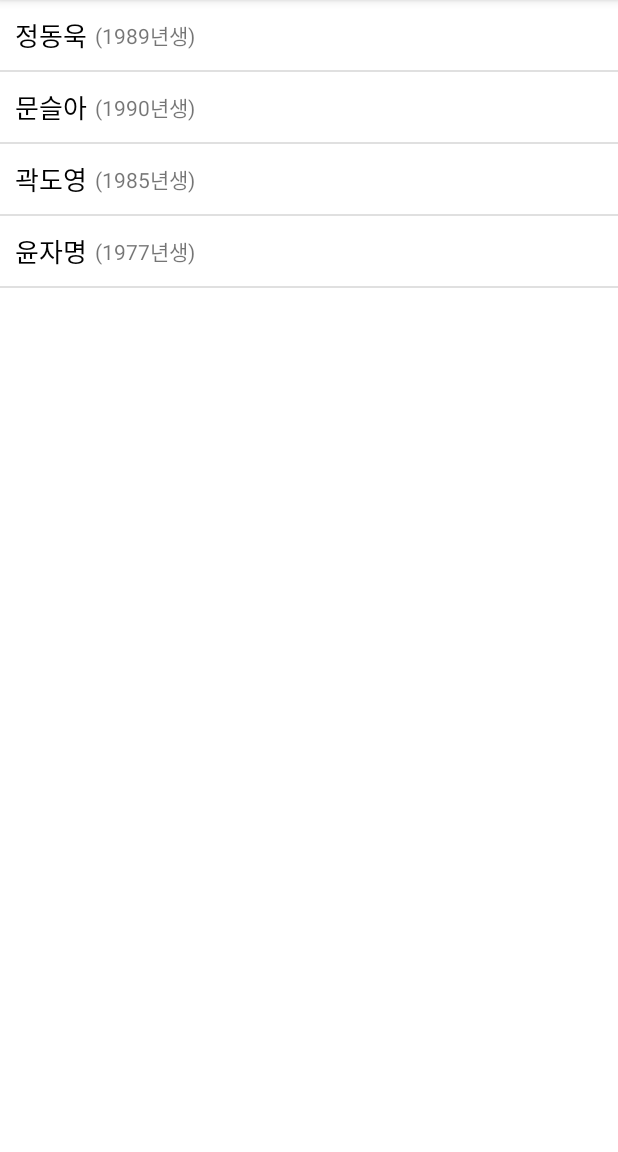
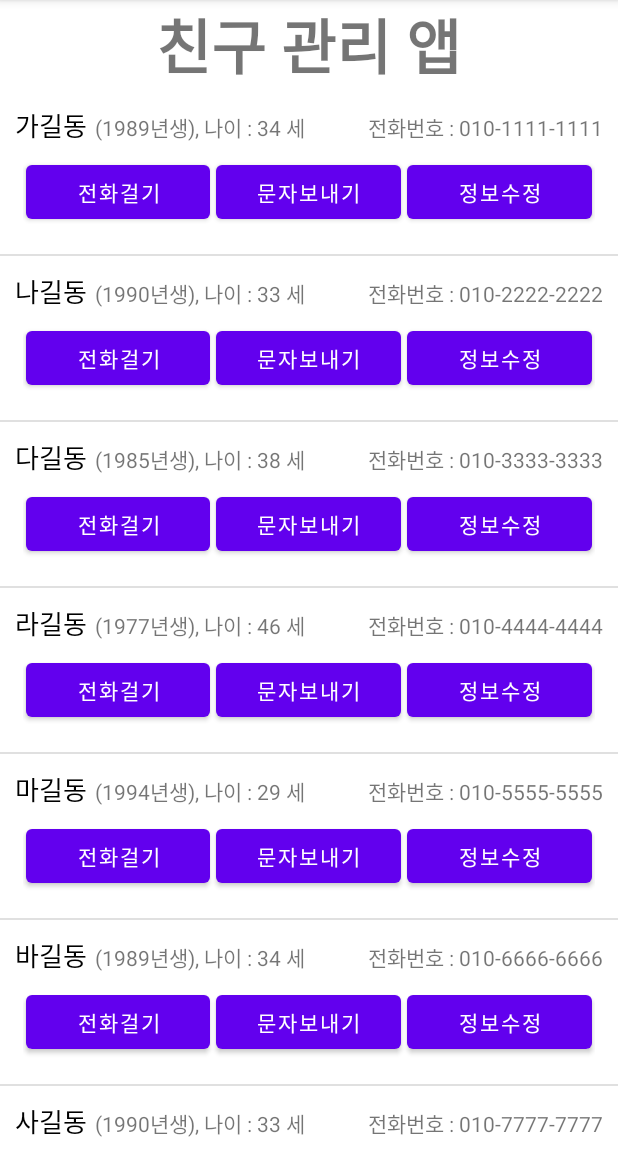
Before and after one commit to JDWdonga21/ListviewPractice_DW, an Android app: the screen it shows after launch (MainActivity), on a phone screen of 412 x 824 dp, the part 84-1236 px from its top. Run offline under Robolectric (Android 15) with nearby library versions, the phone set to English and light mode, and no system bars.

Commit message:
UI변경 및 과제완성 - 버튼에 기능 추가 필요

```diff
--- a/app/src/main/java/com/jdwdonga/listviewpractice_dw/MainActivity.kt
+++ b/app/src/main/java/com/jdwdonga/listviewpractice_dw/MainActivity.kt
@@ -18,10 +18,16 @@ class MainActivity : AppCompatActivity() {
         super.onCreate(savedInstanceState)
         setContentView(R.layout.activity_main)
 
-        mStudentList.add( Student("정동욱", 1989) )
-        mStudentList.add( Student("문슬아", 1990) )
-        mStudentList.add( Student("곽도영", 1985) )
-        mStudentList.add( Student("윤자명", 1977) )
+        mStudentList.add( Student("가길동", 1989, "010-1111-1111") )
+        mStudentList.add( Student("나길동", 1990, "010-2222-2222") )
+        mStudentList.add( Student("다길동", 1985, "010-3333-3333") )
+        mStudentList.add( Student("라길동", 1977, "010-4444-4444") )
+        mStudentList.add( Student("마길동", 1994, "010-5555-5555") )
+        mStudentList.add( Student("바길동", 1989, "010-6666-6666") )
+        mStudentList.add( Student("사길동", 1990, "010-7777-7777") )
+        mStudentList.add( Student("아길동", 1985, "010-8888-8888") )
+        mStudentList.add( Student("자길동", 1994, "010-9999-9999") )
+
 
         mAdapter = studentAdapter(this, R.layout.student_list_item, mStudentList)
 
--- a/app/src/main/java/com/jdwdonga/listviewpractice_dw/adapters/studentAdapter.kt
+++ b/app/src/main/java/com/jdwdonga/listviewpractice_dw/adapters/studentAdapter.kt
@@ -30,9 +30,15 @@ class studentAdapter(
 
         val nameTxt = row.findViewById<TextView>(R.id.nameTxt)
         val birthYear = row.findViewById<TextView>(R.id.birthYear)
+        // 년도 가져오는 알고리즘 구해서 적용하기
+        val korAge = 2022 - studentData.birthYear + 1
+
+        val phoneNum = row.findViewById<TextView>(R.id.phoneNumbers)
 
         nameTxt.text = studentData.name
-        birthYear.text = "(${studentData.birthYear}년생)"
+        birthYear.text = "(${studentData.birthYear}년생), 나이 : ${korAge} 세"
+        phoneNum.text =  "전화번호 : ${studentData.phoneNum}"
+
 
 
         return row
--- a/app/src/main/java/com/jdwdonga/listviewpractice_dw/datas/Student.kt
+++ b/app/src/main/java/com/jdwdonga/listviewpractice_dw/datas/Student.kt
@@ -5,6 +5,7 @@ package com.jdwdonga.listviewpractice_dw.datas
 // 생성자를 만들 때 class 이름에 ()를 넣는다. 맴버변수를 넣어준다.
 class Student(
     val name : String,
-    val birthYear : Int) {
+    val birthYear : Int,
+    val phoneNum : String) {
 
 }
--- a/app/src/main/res/layout/activity_main.xml
+++ b/app/src/main/res/layout/activity_main.xml
@@ -7,10 +7,25 @@
     android:orientation="vertical"
     tools:context=".MainActivity">
 
+    <LinearLayout
+        android:layout_width="match_parent"
+        android:layout_height="wrap_content"
+        android:gravity="center">
+        <TextView
+            android:layout_width="wrap_content"
+            android:layout_height="wrap_content"
+            android:text="친구 관리 앱"
+            android:textStyle="bold"
+            android:textSize="40sp"/>
+    </LinearLayout>
+
+
     <ListView
         android:id="@+id/studentListView"
         android:layout_width="match_parent"
-        android:layout_height="match_parent"/>
+        android:layout_height="match_parent"
+        android:transcriptMode="alwaysScroll"/>
+
 
 
 </LinearLayout>
--- a/app/src/main/res/layout/student_list_item.xml
+++ b/app/src/main/res/layout/student_list_item.xml
@@ -7,9 +7,13 @@
     <LinearLayout
         android:layout_width="match_parent"
         android:layout_height="wrap_content"
-        android:orientation="horizontal"
+        android:orientation="vertical"
         android:gravity="center_vertical"
         android:padding="10dp">
+        <LinearLayout
+            android:layout_width="match_parent"
+            android:layout_height="wrap_content"
+            android:orientation="horizontal">
             <TextView
                 android:id="@+id/nameTxt"
                 android:layout_width="wrap_content"
@@ -23,7 +27,41 @@
                 android:layout_width="wrap_content"
                 android:layout_height="wrap_content"
                 android:layout_marginLeft="5dp"
-            android:text="(1999)년생"/>
+                android:text="(1999)년생, 나이 : 00 세"/>
+            <TextView
+                android:layout_width="0dp"
+                android:layout_height="wrap_content"
+                android:layout_weight="1"/>
+            <TextView
+                android:id="@+id/phoneNumbers"
+                android:layout_width="wrap_content"
+                android:layout_height="wrap_content"
+                android:text="전화번호 : 010-5052-0953"/>
+        </LinearLayout>
+        <LinearLayout
+            android:layout_width="match_parent"
+            android:layout_height="wrap_content"
+            android:orientation="horizontal"
+            android:padding="5dp">
+            <Button
+                android:layout_width="0dp"
+                android:layout_height="wrap_content"
+                android:text="전화걸기"
+                android:layout_margin="2dp"
+                android:layout_weight="1"/>
+            <Button
+                android:layout_width="0dp"
+                android:layout_height="wrap_content"
+                android:text="문자보내기"
+                android:layout_margin="2dp"
+                android:layout_weight="1"/>
+            <Button
+                android:layout_width="0dp"
+                android:layout_height="wrap_content"
+                android:text="정보수정"
+                android:layout_margin="2dp"
+                android:layout_weight="1"/>
+        </LinearLayout>
     </LinearLayout>
 
 </LinearLayout>
```
Lines whose indentation alone changed are shown as unchanged.
